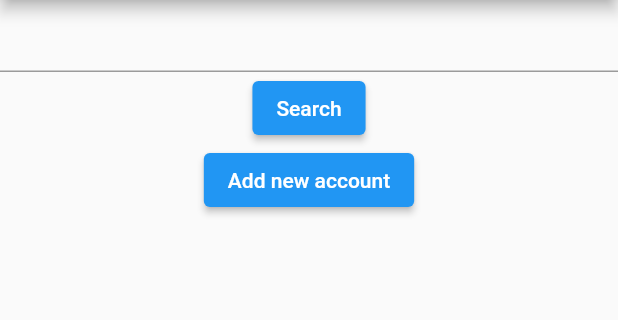
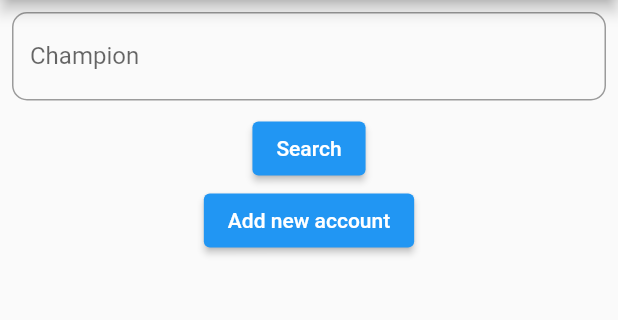
Before and after one commit to CyriaqueSoden/item-build-tracker, a Flutter app: the screen it shows after launch, after a tap on "Search", on a phone screen of 412 x 824 dp, the part 84-404 px from its top. Run offline on Flutter 3.47's test engine with Material 2 defaults, Android fonts, the phone set to English and light mode, and no system bars; our stand-ins replace flutter_bloc, shared_preferences; missing offline and left inert: dart:ffi; network calls fail.

Commit message:
ca grind hard

```diff
--- /dev/null
+++ b/lib/blocs/champion_cubite.dart
@@ -0,0 +1,22 @@
+import 'dart:ui';
+
+import 'package:api_riot/models/champion.dart';
+import 'package:flutter_bloc/flutter_bloc.dart';
+
+import '../models/profil.dart';
+import '../repositories/champion_repository.dart';
+
+class ChampionCubit extends Cubit<List<Champion>> {
+  final ChampionRepository championRepository;
+  ChampionCubit(this.championRepository)
+      : super([Champion([], "")]);
+
+  Future<void> loadChampion() async {
+    final List<Champion> champions =
+        await championRepository.loadChampions();
+    emit(champions);
+  }
+
+
+
+}
--- a/lib/main.dart
+++ b/lib/main.dart
@@ -1,6 +1,6 @@
-import 'package:api_riot/blocs/player_cubite.dart';
+import 'package:api_riot/blocs/champion_cubite.dart';
 import 'package:api_riot/blocs/profil_cubite.dart';
-import 'package:api_riot/repositories/player_repository.dart';
+import 'package:api_riot/repositories/champion_repository.dart';
 import 'package:api_riot/repositories/profil_repository.dart';
 import 'package:api_riot/screens/add.dart';
 import 'package:api_riot/screens/home.dart';
@@ -11,11 +11,14 @@ import 'package:flutter_bloc/flutter_bloc.dart';
 void main() {
   final ProfilRepository preferencesRepository = ProfilRepository();
   final ProfilCubit profilCubit = ProfilCubit(preferencesRepository);
-  final PlayerRepository playerRepository = PlayerRepository();
-  final PlayerCubit playerCubit = PlayerCubit(playerRepository);
+  final ChampionRepository championRepository = ChampionRepository();
+  final ChampionCubit championCubit = ChampionCubit(championRepository);
   runApp(BlocProvider<ProfilCubit>(
     create: (_) => profilCubit,
-    child: MyApp(),
+    child: BlocProvider<ChampionCubit>(
+      create: (_) => championCubit,
+      child: MyApp(),
+    ),
   ));
 }
 
--- /dev/null
+++ b/lib/models/champion.dart
@@ -0,0 +1,20 @@
+import 'package:api_riot/models/profil.dart';
+
+class Champion {
+  final List<Profil> profils;
+  final String champion;
+  const Champion(this.profils, this.champion);
+
+  Map<String, dynamic> toJson() {
+    return {
+      "champion": champion,
+      "profils": List<dynamic>.from(profils.map((x) => x.toJson())),
+    };
+  }
+
+  factory Champion.fromJson(Map<String, dynamic> json) {
+    return Champion(
+        List<Profil>.from(json["profils"].map((x) => Profil.fromJson(x))),
+        json['champion']);
+  }
+}
--- a/lib/models/profil.dart
+++ b/lib/models/profil.dart
@@ -10,19 +10,19 @@ class Profil {
   const Profil(this.accountId, this.profileIconId, this.name, this.id,
       this.puuid, this.summonerLevel);
 
-  Map<String, dynamic> toJson() {
-    return {
-      'accountId': accountId,
-      'profileIconId': profileIconId,
-      'name': name,
-      'id': id,
-      'puuid': puuid,
-      'summonerLevel': summonerLevel,
+  Map<String, dynamic> toJson() => {
+        "accountId": accountId,
+        "profileIconId": profileIconId,
+        "name": name,
+        "id": id,
+        "puuid": puuid,
+        "summonerLevel": summonerLevel,
     };
-  }
 
   factory Profil.fromJson(Map<String, dynamic> json) {
     return Profil(json['accountId'], json['profileIconId'], json['name'],
         json['id'], json['puuid'], json['summonerLevel']);
   }
+
+
 }
--- /dev/null
+++ b/lib/repositories/champion_repository.dart
@@ -0,0 +1,26 @@
+import 'dart:convert';
+
+import 'package:api_riot/models/champion.dart';
+import 'package:shared_preferences/shared_preferences.dart';
+
+class ChampionRepository {
+  Future<void> saveChampion(List<Champion> champions) async {
+    final SharedPreferences prefs = await SharedPreferences.getInstance();
+    final List<String> listJson = [];
+    for (final Champion champion in champions) {
+      listJson.add(jsonEncode(champion.toJson()));
+    }
+    prefs.setStringList('champions', listJson);
+  }
+
+  Future<List<Champion>> loadChampions() async {
+    final SharedPreferences prefs = await SharedPreferences.getInstance();
+    final List<Champion> champions = [];
+    final List<String> listJson = prefs.getStringList('champions') ?? [];
+    for (final String json in listJson) {
+      champions.add(Champion.fromJson(jsonDecode(json)));
+    }
+
+    return champions;
+  }
+}
--- a/lib/screens/home.dart
+++ b/lib/screens/home.dart
@@ -4,14 +4,14 @@ import 'package:flutter/src/foundation/key.dart';
 import 'package:flutter/src/widgets/framework.dart';
 import 'package:flutter_bloc/flutter_bloc.dart';
 
-import '../blocs/player_cubite.dart';
+import '../blocs/champion_cubite.dart';
 import '../blocs/profil_cubite.dart';
 import '../models/profil.dart';
 
 class Home extends StatelessWidget {
   Home({Key? key}) : super(key: key);
 
-  final TextEditingController _profilController = TextEditingController();
+  final TextEditingController _championController = TextEditingController();
 
   @override
   Widget build(BuildContext context) {
@@ -21,23 +21,27 @@ class Home extends StatelessWidget {
         ),
         body: BlocListener<ProfilCubit, Profil>(
             listener: (context, state) {
-              if (state.summonerLevel > 0) {
-                Navigator.of(context).pushNamed('/profil_view');
-              } else {
-                print('Profil doesnt exist');
-              }
+              Navigator.of(context).pushNamed('/profil_view');
             },
             child: Column(
               children: [
-                TextFormField(
-                  controller: _profilController,
+                Padding(
+                  padding: const EdgeInsets.symmetric(
+                      vertical: 8.0, horizontal: 8.0),
+                  child: TextFormField(
+                    controller: _championController,
+                    decoration: InputDecoration(
+                        labelText: "Champion",
+                        border: OutlineInputBorder(
+                            borderRadius: BorderRadius.circular(10))),
+                  ),
                 ),
                 ElevatedButton(
                     child: const Text('Search'),
                     onPressed: () {
                       context
                           .read<ProfilCubit>()
-                          .loadProfil(_profilController.text);
+                          .loadProfil(_championController.text);
                     }),
                 ElevatedButton(
                     child: const Text('Add new account'),
```
Also changed, not shown: lib/blocs/player_cubite.dart (deleted, +0 -22 lines), lib/models/player.dart (deleted, +0 -18 lines), lib/repositories/player_repository.dart (deleted, +0 -26 lines), lib/screens/add.dart (+36 -5 lines).
